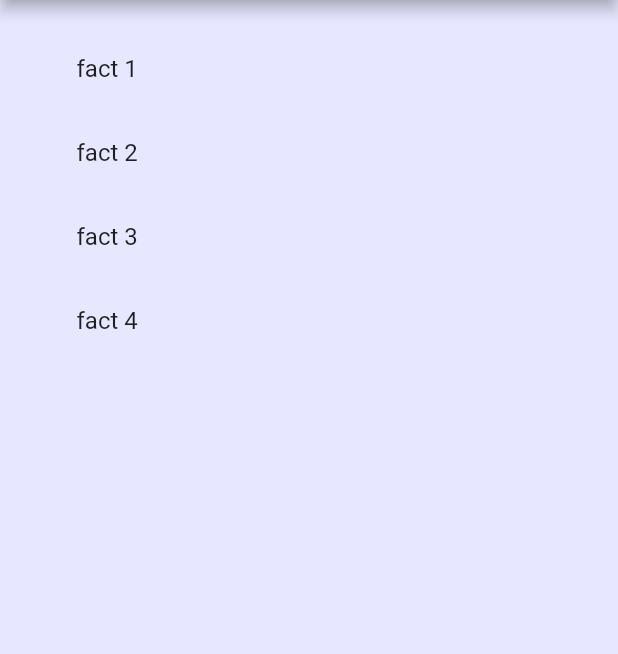
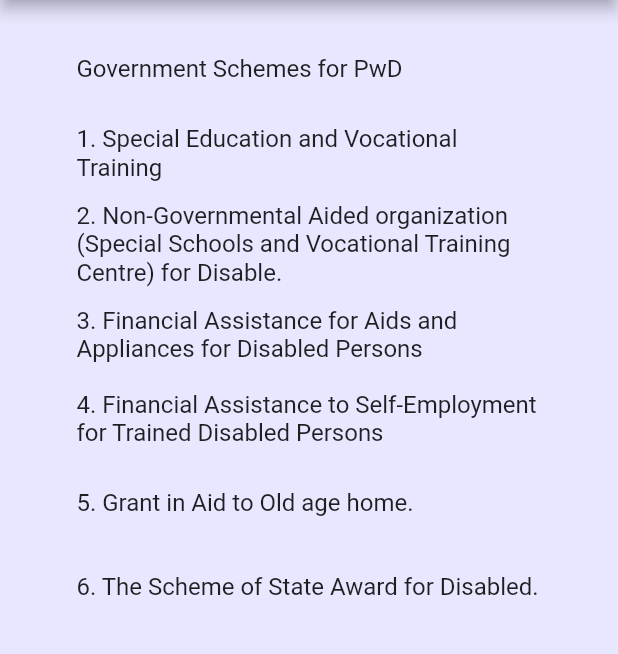
Before and after one commit to sapana-k/Submission---Saksham, a Flutter app: the GovSchemesPage screen opened by its route, on a phone screen of 412 x 824 dp, the part 84-738 px from its top. Run offline on Flutter 3.47's test engine with Material 2 defaults, Android fonts, the phone set to English and light mode, and no system bars; our stand-ins replace cloud_firestore, firebase_auth, firebase_core, google_maps_flutter, modal_progress_hud_nsn; accounts and stored records are empty.

Commit message:
6th commit,final

```diff
--- a/lib/main.dart
+++ b/lib/main.dart
@@ -34,7 +34,7 @@ class MyApp extends StatelessWidget {
       theme: ThemeData(
         primarySwatch: Colors.blue,
       ),
-      home: MapPage2(),
+      home: welcomePage(),
       routes: {
         // MapPage1.id: (context) => MapPage1(),
         MainFile.id: (context) => MainFile(),
--- a/lib/screens/usefulInfo/govSchemes.dart
+++ b/lib/screens/usefulInfo/govSchemes.dart
@@ -25,10 +25,21 @@ class _GovSchemesPageState extends State<GovSchemesPage> {
           child: Column(
             //mainAxisAlignment: MainAxisAlignment.spaceEvenly,
             children: <Widget>[
-              ListTile(title: Text('fact 1')),
-              ListTile(title: Text('fact 2')),
-              ListTile(title: Text('fact 3')),
-              ListTile(title: Text('fact 4')),
+              ListTile(title: Text('Government Schemes for PwD ')),
+              ListTile(
+                  title: Text('1. Special Education and Vocational Training')),
+              ListTile(
+                  title: Text(
+                      '2. Non-Governmental Aided organization (Special Schools and Vocational Training Centre) for Disable.')),
+              ListTile(
+                  title: Text(
+                      '3. Financial Assistance for Aids and Appliances for Disabled Persons')),
+              ListTile(
+                  title: Text(
+                      '4. Financial Assistance to Self-Employment for Trained Disabled Persons')),
+              ListTile(title: Text('5. Grant in Aid to Old age home.')),
+              ListTile(
+                  title: Text('6. The Scheme of State Award for Disabled.')),
             ],
           ),
         )));
```
